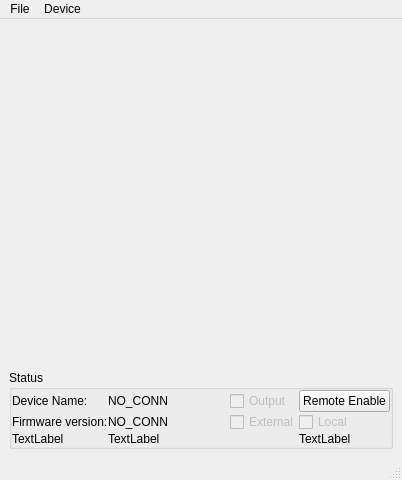
First picture: the form in src/ui/MainWindowUi.ui, repository wonkoderverstaendige/PyFL593B, before the edit.
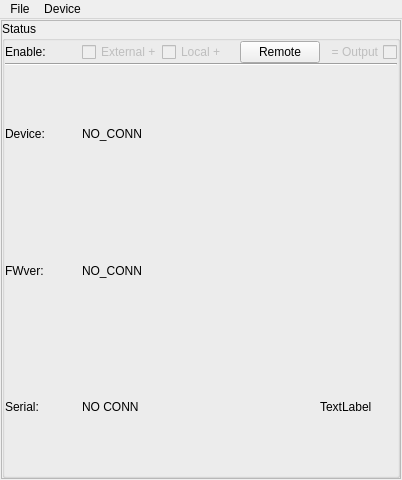
Second picture: the form after the edit.

Commit message: Refinement. Better updating and UI details.

Patch:
```diff
--- a/src/ui/MainWindowUi.ui
+++ b/src/ui/MainWindowUi.ui
@@ -15,24 +15,31 @@
   </property>
   <widget class="QWidget" name="centralwidget">
    <layout class="QGridLayout" name="gridLayout">
-    <item row="0" column="0" colspan="2">
-     <layout class="QHBoxLayout" name="layout_channels">
+    <property name="margin">
+     <number>1</number>
+    </property>
+    <property name="spacing">
+     <number>1</number>
+    </property>
+    <item row="0" column="1" colspan="2">
+     <layout class="QHBoxLayout" name="layout_channels"/>
+    </item>
+    <item row="1" column="1" colspan="2">
+     <widget class="QFrame" name="frame">
+      <property name="frameShape">
+       <enum>QFrame::StyledPanel</enum>
+      </property>
+      <property name="frameShadow">
+       <enum>QFrame::Sunken</enum>
+      </property>
+      <layout class="QVBoxLayout" name="verticalLayout">
+       <property name="spacing">
+        <number>0</number>
+       </property>
+       <property name="margin">
+        <number>0</number>
+       </property>
       <item>
-       <spacer name="verticalSpacer">
-        <property name="orientation">
-         <enum>Qt::Vertical</enum>
-        </property>
-        <property name="sizeHint" stdset="0">
-         <size>
-          <width>20</width>
-          <height>40</height>
-         </size>
-        </property>
-       </spacer>
-      </item>
-     </layout>
-    </item>
-    <item row="1" column="0" colspan="2">
      <widget class="QGroupBox" name="groupBox_3">
       <property name="title">
        <string>Status</string>
@@ -49,38 +56,7 @@
          <property name="verticalSpacing">
           <number>0</number>
          </property>
-         <item row="0" column="4">
-          <widget class="QPushButton" name="push_REN">
-           <property name="text">
-            <string>Remote Enable</string>
-           </property>
-           <property name="checkable">
-            <bool>true</bool>
-           </property>
-          </widget>
-         </item>
-         <item row="0" column="0">
-          <widget class="QLabel" name="label">
-           <property name="text">
-            <string>Device Name:</string>
-           </property>
-          </widget>
-         </item>
-         <item row="1" column="1">
-          <widget class="QLabel" name="lbl_fw_ver">
-           <property name="text">
-            <string>NO_CONN</string>
-           </property>
-          </widget>
-         </item>
-         <item row="0" column="1">
-          <widget class="QLabel" name="lbl_dev_name">
-           <property name="text">
-            <string>NO_CONN</string>
-           </property>
-          </widget>
-         </item>
-         <item row="0" column="2">
+            <item row="3" column="2" colspan="2">
           <spacer name="horizontalSpacer">
            <property name="orientation">
             <enum>Qt::Horizontal</enum>
@@ -93,71 +69,122 @@
            </property>
           </spacer>
          </item>
-         <item row="1" column="0">
+            <item row="4" column="0">
+             <widget class="QLabel" name="lbl_debug">
+              <property name="text">
+               <string>Serial:</string>
+              </property>
+             </widget>
+            </item>
+            <item row="3" column="1">
+             <widget class="QLabel" name="lbl_fw_ver">
+              <property name="text">
+               <string>NO_CONN</string>
+              </property>
+             </widget>
+            </item>
+            <item row="3" column="0">
           <widget class="QLabel" name="label_2">
            <property name="text">
-            <string>Firmware version:</string>
+               <string>FWver:  </string>
            </property>
           </widget>
          </item>
-         <item row="1" column="3">
-          <widget class="QCheckBox" name="ckb_XEN">
-           <property name="enabled">
-            <bool>false</bool>
-           </property>
+            <item row="2" column="1">
+             <widget class="QLabel" name="lbl_dev_name">
            <property name="text">
-            <string>External</string>
-           </property>
-           <property name="checkable">
-            <bool>true</bool>
-           </property>
-          </widget>
-         </item>
-         <item row="1" column="4">
-          <widget class="QCheckBox" name="ckb_LEN">
-           <property name="enabled">
-            <bool>false</bool>
-           </property>
+               <string>NO_CONN</string>
+              </property>
+             </widget>
+            </item>
+            <item row="2" column="0">
+             <widget class="QLabel" name="label">
+              <property name="text">
+               <string>Device:</string>
+              </property>
+             </widget>
+            </item>
+            <item row="4" column="1">
+             <widget class="QLabel" name="lbl_serial_num">
            <property name="text">
-            <string>Local</string>
-           </property>
-           <property name="checkable">
-            <bool>true</bool>
-           </property>
-          </widget>
-         </item>
-         <item row="0" column="3">
+               <string>NO CONN</string>
+              </property>
+             </widget>
+            </item>
+            <item row="0" column="4">
           <widget class="QCheckBox" name="ckb_OUT">
            <property name="enabled">
             <bool>false</bool>
            </property>
+              <property name="layoutDirection">
+               <enum>Qt::RightToLeft</enum>
+              </property>
            <property name="text">
-            <string>Output</string>
+               <string>= Output</string>
            </property>
           </widget>
          </item>
-         <item row="2" column="4">
+            <item row="0" column="3">
+             <widget class="QPushButton" name="push_REN">
+              <property name="text">
+               <string>Remote</string>
+              </property>
+              <property name="checkable">
+               <bool>true</bool>
+              </property>
+             </widget>
+            </item>
+            <item row="0" column="2">
+             <widget class="QCheckBox" name="ckb_LEN">
+              <property name="enabled">
+               <bool>false</bool>
+              </property>
+              <property name="text">
+               <string>Local + </string>
+              </property>
+              <property name="checkable">
+               <bool>true</bool>
+              </property>
+             </widget>
+            </item>
+            <item row="0" column="1">
+             <widget class="QCheckBox" name="ckb_XEN">
+              <property name="enabled">
+               <bool>false</bool>
+              </property>
+              <property name="text">
+               <string>External +</string>
+              </property>
+              <property name="checkable">
+               <bool>true</bool>
+              </property>
+             </widget>
+            </item>
+            <item row="0" column="0">
+             <widget class="QLabel" name="label_3">
+              <property name="text">
+               <string>Enable:</string>
+              </property>
+             </widget>
+            </item>
+            <item row="1" column="0" colspan="5">
+             <widget class="Line" name="line">
+              <property name="orientation">
+               <enum>Qt::Horizontal</enum>
+              </property>
+             </widget>
+            </item>
+            <item row="4" column="4">
           <widget class="QLabel" name="lbl_fps">
            <property name="text">
             <string>TextLabel</string>
            </property>
           </widget>
          </item>
-         <item row="2" column="0">
-          <widget class="QLabel" name="lbl_debug">
-           <property name="text">
-            <string>TextLabel</string>
-           </property>
-          </widget>
-         </item>
-         <item row="2" column="1">
-          <widget class="QLabel" name="lbl_debug2">
-           <property name="text">
-            <string>TextLabel</string>
-           </property>
-          </widget>
-         </item>
-        </layout>
+           </layout>
+          </item>
+         </layout>
+        </widget>
        </item>
       </layout>
      </widget>
@@ -188,7 +215,6 @@
    <addaction name="menuFile"/>
    <addaction name="menuDevice"/>
   </widget>
-  <widget class="QStatusBar" name="statusbar"/>
   <action name="actionQuit">
    <property name="text">
     <string>Quit</string>
```
Lines whose indentation alone changed are shown as unchanged. The commit also changes 5 other files.
